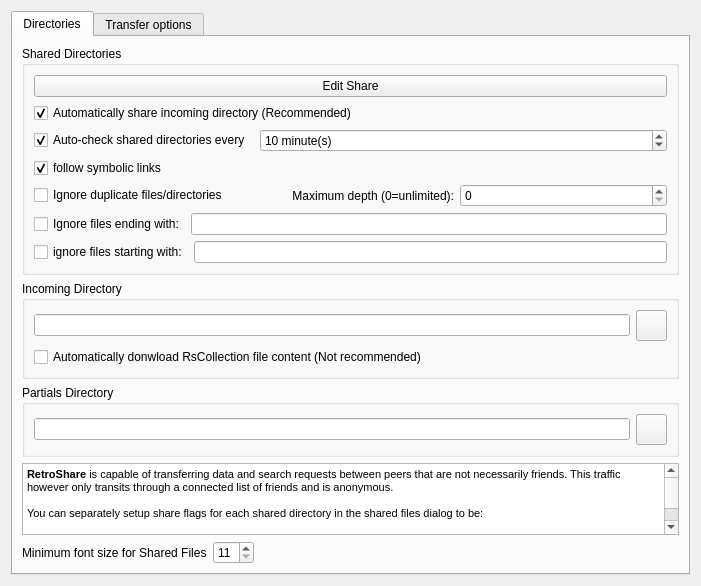
Before: the Qt Designer form retroshare-gui/src/gui/settings/TransferPage.ui in RetroShare/RetroShare, drawn with Qt 5.
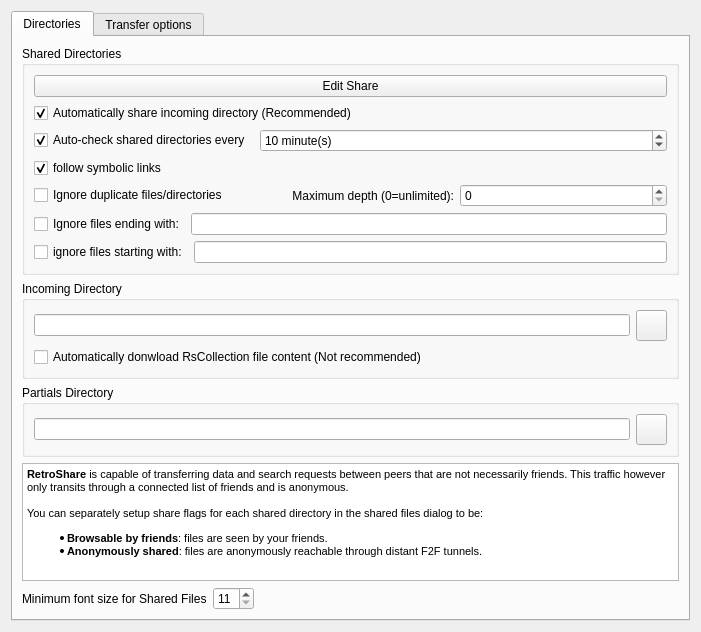
After: the same form once the commit is applied. Icons and pictures are not drawn. Custom widgets are drawn as their Qt base class.

Commit message: using actual limits for max TR/s in the GUI

Diff of the .ui file:
```diff
--- a/retroshare-gui/src/gui/settings/TransferPage.ui
+++ b/retroshare-gui/src/gui/settings/TransferPage.ui
@@ -7,7 +7,7 @@
     <x>0</x>
     <y>0</y>
     <width>701</width>
-    <height>527</height>
+    <height>632</height>
    </rect>
   </property>
   <layout class="QGridLayout" name="gridLayout_3">
@@ -289,7 +289,7 @@
           <string>&lt;!DOCTYPE HTML PUBLIC &quot;-//W3C//DTD HTML 4.0//EN&quot; &quot;http://www.w3.org/TR/REC-html40/strict.dtd&quot;&gt;
 &lt;html&gt;&lt;head&gt;&lt;meta name=&quot;qrichtext&quot; content=&quot;1&quot; /&gt;&lt;style type=&quot;text/css&quot;&gt;
 p, li { white-space: pre-wrap; }
-&lt;/style&gt;&lt;/head&gt;&lt;body style=&quot; font-family:'MS Shell Dlg 2'; font-size:8.25pt; font-weight:400; font-style:normal;&quot;&gt;
+&lt;/style&gt;&lt;/head&gt;&lt;body style=&quot; font-family:'Ubuntu'; font-size:11pt; font-weight:400; font-style:normal;&quot;&gt;
 &lt;p style=&quot; margin-top:0px; margin-bottom:0px; margin-left:0px; margin-right:0px; -qt-block-indent:0; text-indent:0px;&quot;&gt;&lt;span style=&quot; font-family:'Sans'; font-size:8pt; font-weight:600;&quot;&gt;RetroShare&lt;/span&gt;&lt;span style=&quot; font-family:'Sans'; font-size:8pt;&quot;&gt; is capable of transferring data and search requests between peers that are not necessarily friends. This traffic however only transits through a connected list of friends and is anonymous.&lt;/span&gt;&lt;/p&gt;
 &lt;p style=&quot;-qt-paragraph-type:empty; margin-top:0px; margin-bottom:0px; margin-left:0px; margin-right:0px; -qt-block-indent:0; text-indent:0px; font-family:'Sans'; font-size:8pt;&quot;&gt;&lt;br /&gt;&lt;/p&gt;
 &lt;p style=&quot; margin-top:0px; margin-bottom:0px; margin-left:0px; margin-right:0px; -qt-block-indent:0; text-indent:0px;&quot;&gt;&lt;span style=&quot; font-family:'Sans'; font-size:8pt;&quot;&gt;You can separately setup share flags for each shared directory in the shared files dialog to be:&lt;/span&gt;&lt;/p&gt;
```
The commit also changes 1 other file.
